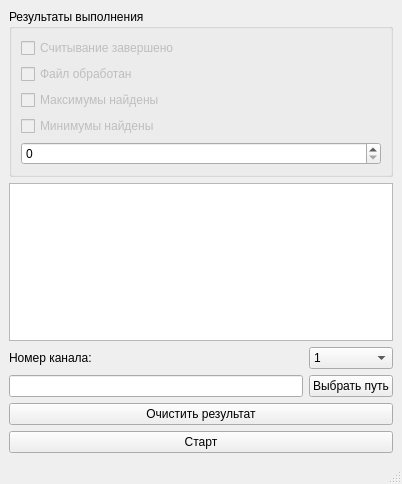
The window that Drawing_graphs/PreGraphic/mainwindow.ui (igreemi/QT_REPO) describes before a commit, drawn with Qt 5.
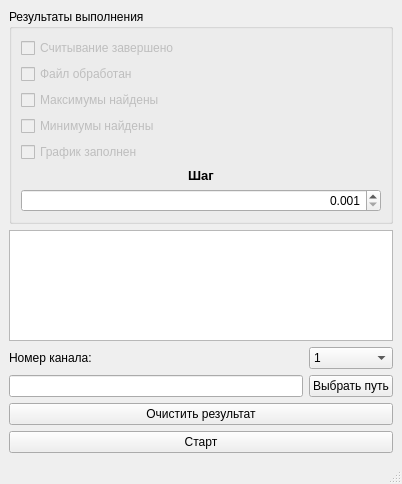
The same window after the commit.

Patch:
```diff
--- a/Drawing_graphs/PreGraphic/mainwindow.ui
+++ b/Drawing_graphs/PreGraphic/mainwindow.ui
@@ -70,8 +70,59 @@
          </property>
         </widget>
        </item>
-       <item row="4" column="0" colspan="2">
-        <widget class="QSpinBox" name="spinBox"/>
+       <item row="4" column="0">
+        <widget class="QCheckBox" name="chB_readChart">
+         <property name="enabled">
+          <bool>false</bool>
+         </property>
+         <property name="text">
+          <string>График заполнен</string>
+         </property>
+        </widget>
+       </item>
+       <item row="6" column="0" colspan="2">
+        <widget class="QDoubleSpinBox" name="sB_step">
+         <property name="layoutDirection">
+          <enum>Qt::LeftToRight</enum>
+         </property>
+         <property name="alignment">
+          <set>Qt::AlignRight|Qt::AlignTrailing|Qt::AlignVCenter</set>
+         </property>
+         <property name="decimals">
+          <number>3</number>
+         </property>
+         <property name="minimum">
+          <double>0.001000000000000</double>
+         </property>
+         <property name="maximum">
+          <double>100.000000000000000</double>
+         </property>
+         <property name="stepType">
+          <enum>QAbstractSpinBox::AdaptiveDecimalStepType</enum>
+         </property>
+         <property name="value">
+          <double>0.001000000000000</double>
+         </property>
+        </widget>
+       </item>
+       <item row="5" column="0" colspan="2">
+        <widget class="QLabel" name="label">
+         <property name="font">
+          <font>
+           <pointsize>10</pointsize>
+           <bold>true</bold>
+          </font>
+         </property>
+         <property name="layoutDirection">
+          <enum>Qt::LeftToRight</enum>
+         </property>
+         <property name="text">
+          <string>Шаг</string>
+         </property>
+         <property name="alignment">
+          <set>Qt::AlignCenter</set>
+         </property>
+        </widget>
        </item>
       </layout>
      </widget>
```
Left out of the diff: 118 changed lines with no effect on the pictures.
